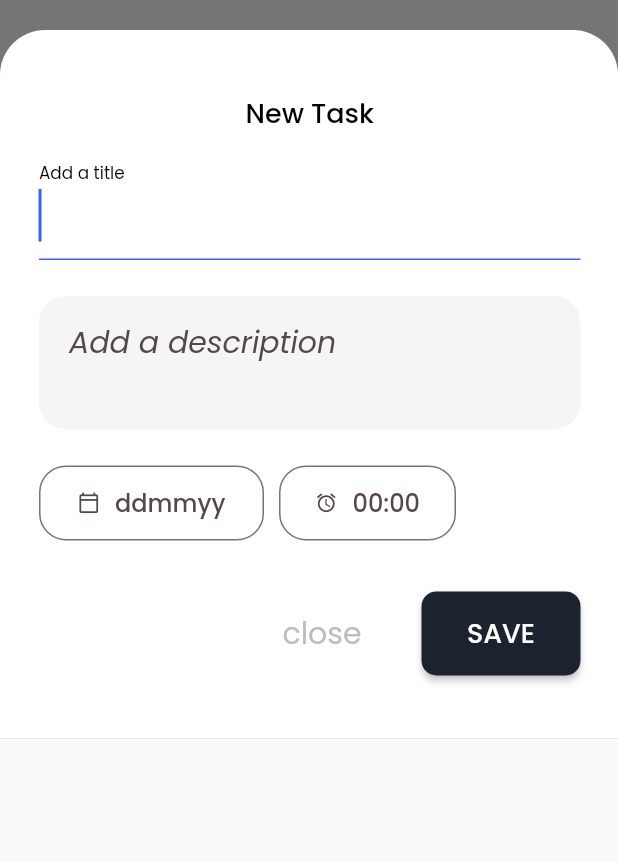
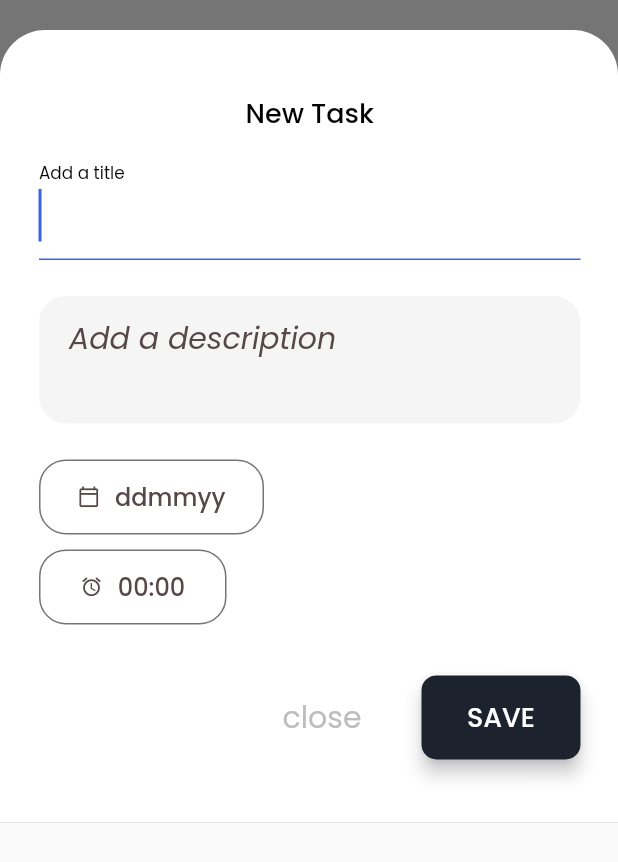
Before and after one commit to SimiPam/todo_app, a Flutter app: the AddTaskScreen widget shown alone on an empty page, opened directly, on a phone screen of 412 x 824 dp. Shown: the top 862 px of the screen. Run offline on Flutter 3.47's test engine with Material 2 defaults, Android fonts, the phone set to English and light mode, and no system bars; our stand-ins replace flutter_slidable, google_fonts.

Commit message:
todo app

```diff
--- a/lib/screens/add_task_screen.dart
+++ b/lib/screens/add_task_screen.dart
@@ -141,7 +141,7 @@ class _AddTaskScreenState extends State<AddTaskScreen> {
                           // maxLines: (size.height/4).toString(),
                           style: GoogleFonts.poppins(
                             color: AppColors.blackColor,
-                            fontSize: Sizes.dimens_25,
+                            fontSize: Sizes.dimens_22,
                             fontWeight: FontWeight.w400,
                           ),
                           decoration: InputDecoration(
@@ -158,11 +158,9 @@ class _AddTaskScreenState extends State<AddTaskScreen> {
                       ),
                     ),
                     SizedBox(height: 24),
-                    Row(
-                      mainAxisAlignment: MainAxisAlignment.spaceBetween,
-                      children: [
-                        Row(
-                          mainAxisAlignment: MainAxisAlignment.start,
+                    Column(
+                      crossAxisAlignment: CrossAxisAlignment.start,
+                      // mainAxisAlignment: MainAxisAlignment.spaceEvenly,
                       children: [
                         Container(
                           width: 150.0,
@@ -209,10 +207,10 @@ class _AddTaskScreenState extends State<AddTaskScreen> {
                           ),
                         ),
                         SizedBox(
-                              width: 10,
+                          height: 10,
                         ),
                         Container(
-                              width: 118.0,
+                          width: 125.0,
                           height: 50.0,
                           child: OutlinedButton(
                             onPressed: () {
@@ -249,50 +247,11 @@ class _AddTaskScreenState extends State<AddTaskScreen> {
                                 color: Colors.black54,
                               ),
                               shape: const RoundedRectangleBorder(
-                                      borderRadius: BorderRadius.all(
-                                          Radius.circular(18))),
+                                  borderRadius:
+                                      BorderRadius.all(Radius.circular(18))),
                             ),
                           ),
                         ),
-                          ],
-                        ),
-                        // Container(
-                        //   width: 56.0,
-                        //   height: 56.0,
-                        //   child: Material(
-                        //     color: AppColors.backgroundColor,
-                        //     borderRadius:
-                        //         BorderRadius.all(Radius.circular(10.0)),
-                        //     elevation: 5.0,
-                        //     child: MaterialButton(
-                        //       onPressed: () {
-                        //         if (titleController.text.isNotEmpty &&
-                        //             descController.text.isNotEmpty) {
-                        //           setState(() {
-                        //             todos.add(TodoModelClass(
-                        //                 title: titleController.text,
-                        //                 description: descController.text,
-                        //                 currentDateTime: DateFormat('EEEE, d')
-                        //                     .format(DateTime.now()),
-                        //                 selectedDate: dateText,
-                        //                 selectedTime: _timeText));
-                        //           });
-                        //           Navigator.pop(context);
-                        //         } else {
-                        //           setState(() {
-                        //             errorMsg =
-                        //                 "Please check that title and description are filled";
-                        //           });
-                        //         }
-                        //       },
-                        //       child: Icon(
-                        //         Icons.check,
-                        //         size: 25,
-                        //         color: AppColors.whiteColor,
-                        //       ),
-                        //     ),
-                        //   ),
-                        // ),
                       ],
                     ),
                     SizedBox(height: 34),
@@ -300,10 +259,11 @@ class _AddTaskScreenState extends State<AddTaskScreen> {
                       mainAxisAlignment: MainAxisAlignment.end,
                       crossAxisAlignment: CrossAxisAlignment.center,
                       children: [
-                        GestureDetector(
+                        InkWell(
                           onTap: () {
                             Navigator.pop(context);
                           },
+                          focusColor: Colors.black,
                           child: Text(
                             "close",
                             style: GoogleFonts.poppins(
@@ -323,7 +283,7 @@ class _AddTaskScreenState extends State<AddTaskScreen> {
                             color: AppColors.backgroundColor,
                             borderRadius:
                                 BorderRadius.all(Radius.circular(10.0)),
-                            elevation: 2.0,
+                            elevation: 5.0,
                             child: MaterialButton(
                               onPressed: () {
                                 if (titleController.text.isNotEmpty &&
--- a/lib/screens/view_task_screen.dart
+++ b/lib/screens/view_task_screen.dart
@@ -158,7 +158,7 @@ class ViewTaskScreen extends StatelessWidget {
                         child: Material(
                           color: AppColors.backgroundColor,
                           borderRadius: BorderRadius.all(Radius.circular(10.0)),
-                          elevation: 2.0,
+                          elevation: 5.0,
                           child: MaterialButton(
                             onPressed: () {
                               Navigator.pop(context);
```
Also changed, not shown: lib/screens/tasks_screen.dart (+0 -61 lines). Lines whose indentation alone changed are shown as unchanged.
